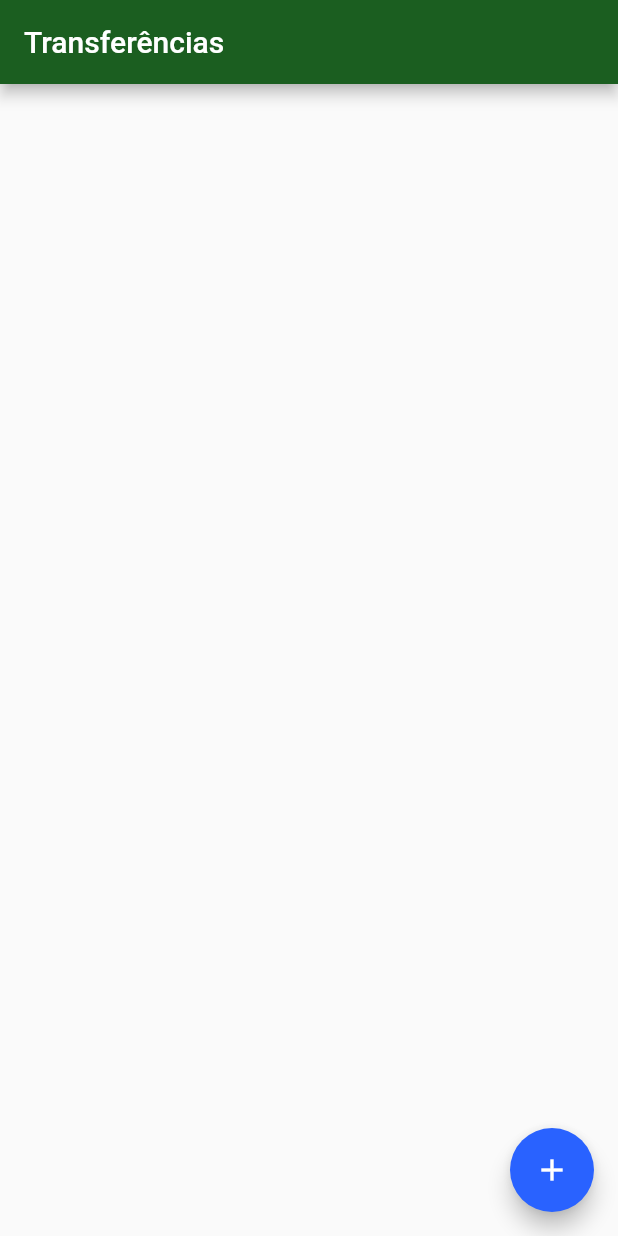
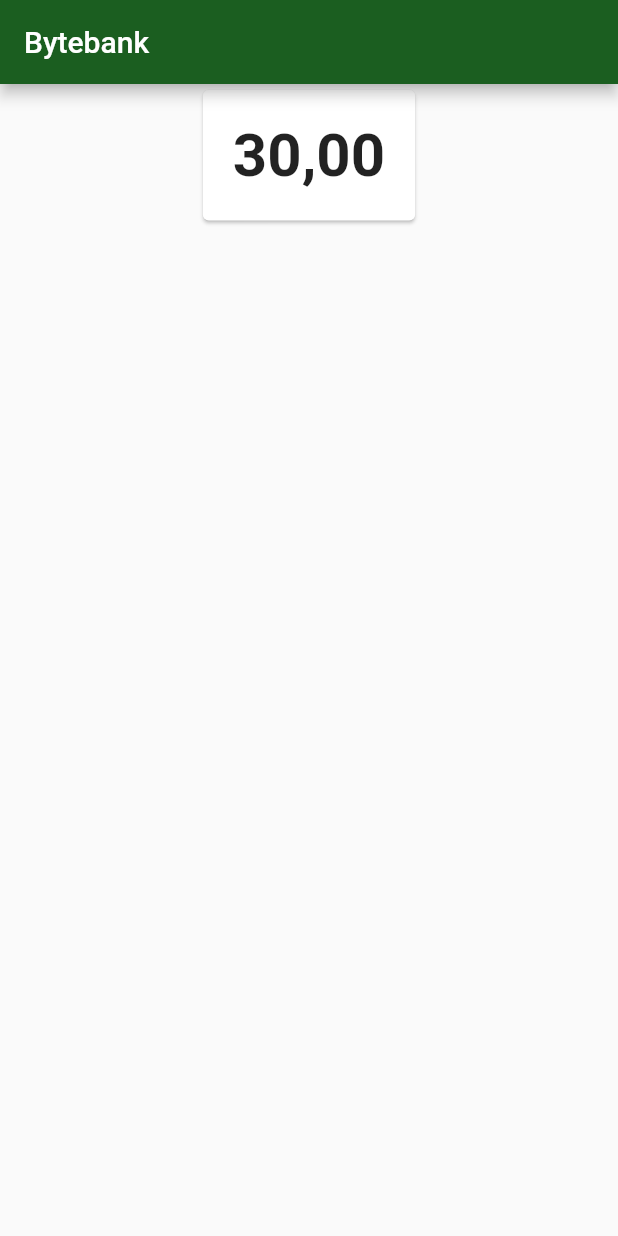
Before and after one commit to habyb/flutter-provider, a Flutter app: the screen it shows after launch, on a phone screen of 412 x 824 dp. Run offline on Flutter 3.47's test engine with Material 2 defaults, Android fonts, the phone set to English and light mode, and no system bars.

Commit message:
added dashboard and balance

```diff
--- /dev/null
+++ b/lib/components/saldo.dart
@@ -0,0 +1,21 @@
+import 'package:flutter/material.dart';
+import 'package:flutter/widgets.dart';
+
+class Saldo extends StatelessWidget {
+  @override
+  Widget build(BuildContext context) {
+    return Card(
+      child: Padding(
+        padding: EdgeInsets.all(20.0),
+        child: Text(
+          '30,00',
+          textAlign: TextAlign.center,
+          style: TextStyle(
+            fontSize: 40.0,
+            fontWeight: FontWeight.bold,
+          ),
+        ),
+      ),
+    );
+  }
+}
--- a/lib/main.dart
+++ b/lib/main.dart
@@ -1,4 +1,4 @@
-import 'package:flutterprovider/screens/transferencia/lista.dart';
+import 'package:flutterprovider/screens/dashboard.dart';
 import 'package:flutter/material.dart';
 
 void main() => runApp(FlutterProvider());
@@ -17,7 +17,7 @@ class FlutterProvider extends StatelessWidget {
           textTheme: ButtonTextTheme.primary,
         ),
       ),
-      home: ListaTransferencias(),
+      home: Dashboard(),
     );
   }
 }
--- /dev/null
+++ b/lib/screens/dashboard.dart
@@ -0,0 +1,17 @@
+import 'package:flutter/material.dart';
+import 'package:flutter/widgets.dart';
+import 'package:flutterprovider/components/saldo.dart';
+
+class Dashboard extends StatelessWidget {
+  Widget build(BuildContext context) {
+    return Scaffold(
+      appBar: AppBar(
+        title: const Text('Bytebank'),
+      ),
+      body: Align(
+        alignment: Alignment.topCenter,
+        child: Saldo(),
+      ),
+    );
+  }
+}
```
